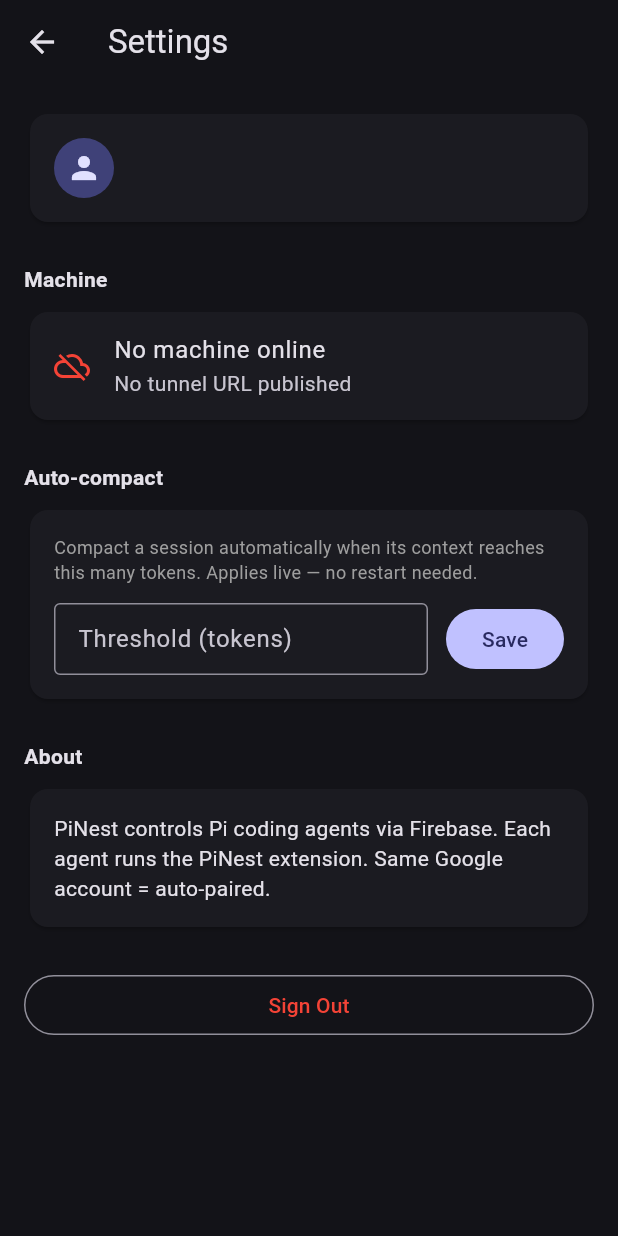
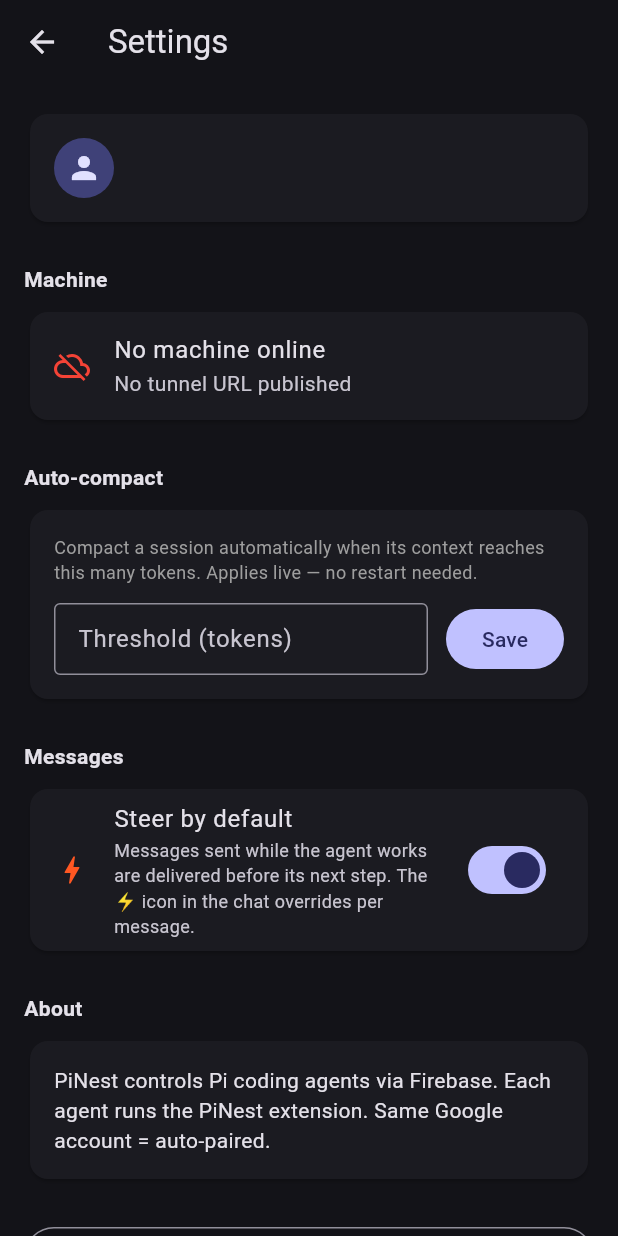
Before and after one commit to SomeoneIsWorking/pinest, a Flutter app: the SettingsScreen screen opened directly, on a phone screen of 412 x 824 dp. Run offline on Flutter 3.47's test engine with Material 3 defaults, Android fonts, the light colour scheme and no system bars; our stand-ins replace cloud_firestore, firebase_auth, firebase_core, flutter_markdown, shared_preferences; missing offline and left inert: dart:html; accounts and stored records are empty.

Commit message:
Settings: 'Steer by default' preference; chat bolt toggle honors it (I-015 follow-up)
The mid-turn delivery switch previously sat under the input and made the row
wrap to two lines. Now: a single compact icon toggle beside send (per-message
override) plus a 'Steer by default' SwitchListTile in Settings that seeds it.

```diff
--- a/app/lib/screens/chat_screen.dart
+++ b/app/lib/screens/chat_screen.dart
@@ -42,6 +42,7 @@
     if (kIsWeb) {
       registerImagePasteListener(_onPastedImage);
     }
+    _steer = context.read<UserPreferences>().steerByDefault;
     WidgetsBinding.instance.addPostFrameCallback((_) {
       _jumpToBottom(); // load scrolled to bottom
       _requestModels();
--- a/app/lib/screens/settings_screen.dart
+++ b/app/lib/screens/settings_screen.dart
@@ -3,6 +3,7 @@
 import 'package:provider/provider.dart';
 import '../services/auth_service.dart';
 import '../services/agent_service.dart';
+import '../services/user_preferences.dart';
 
 class SettingsScreen extends StatefulWidget {
   const SettingsScreen({super.key});
@@ -13,6 +14,13 @@
 
 class _SettingsScreenState extends State<SettingsScreen> {
   final _threshold = TextEditingController();
+  bool _steerByDefault = false;
+
+  @override
+  void initState() {
+    super.initState();
+    _steerByDefault = context.read<UserPreferences>().steerByDefault;
+  }
 
   @override
   void dispose() {
@@ -141,6 +149,36 @@
           ),
           const SizedBox(height: 24),
 
+          // ── Messages: default mid-turn delivery ─────────────────────────
+          const Text('Messages',
+              style: TextStyle(fontSize: 14, fontWeight: FontWeight.w600)),
+          const SizedBox(height: 8),
+          Card(
+            child: SwitchListTile(
+              secondary: Icon(
+                _steerByDefault ? Icons.bolt : Icons.low_priority,
+                color: _steerByDefault ? Colors.deepOrange : Colors.grey,
+              ),
+              title: const Text('Steer by default'),
+              subtitle: Text(
+                _steerByDefault
+                    ? 'Messages sent while the agent works are delivered '
+                        'before its next step. The ⚡ icon in the chat '
+                        'overrides per message.'
+                    : 'Messages sent while the agent works queue as '
+                        'follow-ups. The ⚡ icon in the chat overrides '
+                        'per message.',
+                style: const TextStyle(fontSize: 12),
+              ),
+              value: _steerByDefault,
+              onChanged: (v) {
+                setState(() => _steerByDefault = v);
+                context.read<UserPreferences>().saveSteerByDefault(v);
+              },
+            ),
+          ),
+          const SizedBox(height: 24),
+
           const Text('About',
               style: TextStyle(fontSize: 14, fontWeight: FontWeight.w600)),
           const SizedBox(height: 8),
--- a/app/lib/services/user_preferences.dart
+++ b/app/lib/services/user_preferences.dart
@@ -4,6 +4,7 @@
 class UserPreferences {
   static const _lastModelKey = 'last_model';
   static const _lastThinkingKey = 'last_thinking';
+  static const _midTurnKey = 'mid_turn_mode';
 
   final SharedPreferences _prefs;
 
@@ -23,4 +24,13 @@
   Future<void> saveThinking(String level) async {
     await _prefs.setString(_lastThinkingKey, level);
   }
+
+  /// Default delivery for messages sent while the agent is working:
+  /// 'steer' (before the agent's next LLM call) or 'queue' (follow-up).
+  /// The bolt icon in the chat input overrides this per message.
+  bool get steerByDefault => (_prefs.getString(_midTurnKey) ?? 'steer') == 'steer';
+
+  Future<void> saveSteerByDefault(bool steer) async {
+    await _prefs.setString(_midTurnKey, steer ? 'steer' : 'queue');
+  }
 }
```
